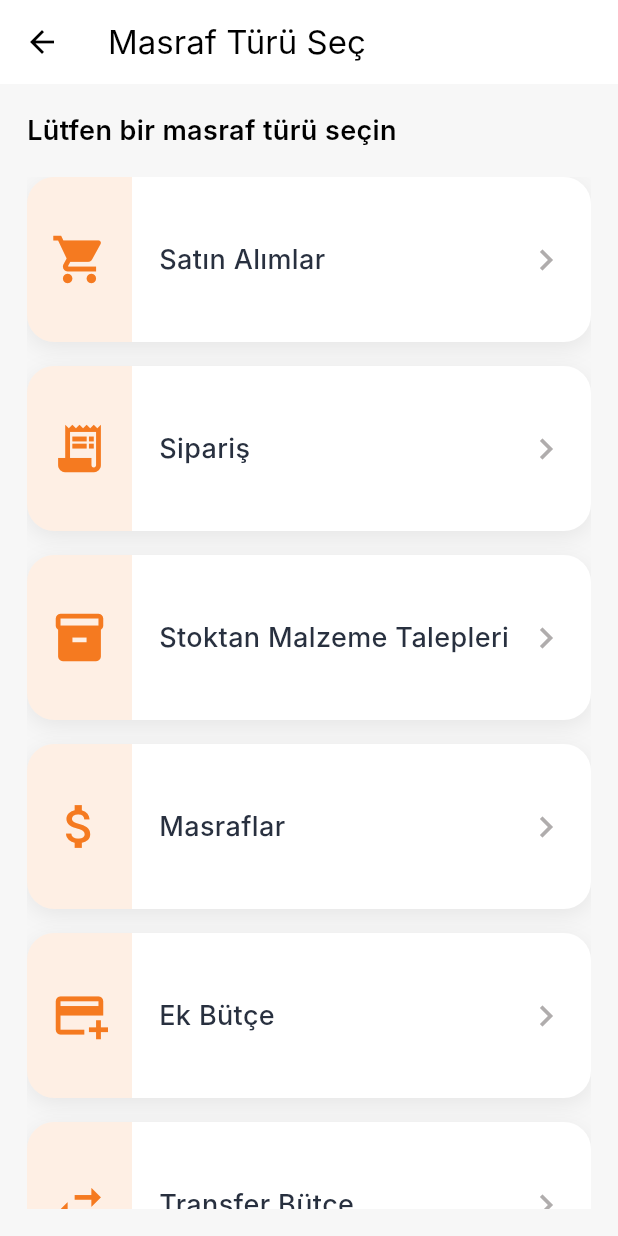
After one commit to aliiaycicek/GreenTech4Transformation, a Flutter app: the AddExpenseChoicePage screen opened directly, on a phone screen of 412 x 824 dp. The commit adds this screen. Run offline on Flutter 3.47's test engine with Material 3 defaults, Android fonts, the light colour scheme and no system bars; our stand-ins replace flutter_slidable, image_picker, shared_preferences; accounts and stored records are empty; Roboto replaces fonts that are missing (Inter).

Commit message:
add_expence_choice page added.

```diff
--- /dev/null
+++ b/Desktop/LivaControl_Mobile-GalipV2/lib/add_expenses/add_expense_choice.dart
@@ -0,0 +1,155 @@
+import 'package:flutter/material.dart';
+import 'add_expense1.dart';
+import 'add_expense2.dart';
+import 'add_expense3.dart';
+
+class AddExpenseChoicePage extends StatelessWidget {
+  AddExpenseChoicePage({super.key});
+
+  final List<_ExpenseType> expenseTypes = const [
+    _ExpenseType('Satın Alımlar', Icons.shopping_cart),
+    _ExpenseType('Sipariş', Icons.receipt_long),
+    _ExpenseType('Stoktan Malzeme Talepleri', Icons.inventory_2),
+    _ExpenseType('Masraflar', Icons.attach_money),
+    _ExpenseType('Ek Bütçe', Icons.add_card),
+    _ExpenseType('Transfer Bütçe', Icons.swap_horiz),
+    _ExpenseType('Avans ve Ödeme Talepleri', Icons.account_balance_wallet),
+  ];
+
+  void _startExpenseFlow(BuildContext context, String type) async {
+    final reportName = await Navigator.push<String>(
+      context,
+      MaterialPageRoute(builder: (_) => AddExpense1Page()),
+    );
+    if (reportName == null || reportName.isEmpty) return;
+    final firstExpense = await Navigator.push<Map<String, dynamic>>(
+      context,
+      MaterialPageRoute(
+        builder: (_) => AddExpense2Page(reportName: reportName),
+      ),
+    );
+    if (firstExpense != null) {
+      final report = await Navigator.push(
+        context,
+        MaterialPageRoute(
+          builder: (_) => AddExpense3Page(
+            reportName: reportName,
+            expenses: [firstExpense],
+            totalAmount: firstExpense['amount'] as double,
+          ),
+        ),
+      );
+      if (report != null) {
+        Navigator.pop(context, report);
+      }
+    }
+  }
+
+  @override
+  Widget build(BuildContext context) {
+    final size = MediaQuery.of(context).size;
+    final cardHeight = size.height * 0.13 < 110 ? 110.0 : size.height * 0.13;
+    final cardRadius = 18.0;
+    final cardColor = Colors.white;
+    final cardShadow = [
+      BoxShadow(
+        color: Colors.black.withOpacity(0.07),
+        blurRadius: 12,
+        offset: const Offset(0, 4),
+      ),
+    ];
+    return Scaffold(
+      appBar: AppBar(
+        title: const Text('Masraf Türü Seç'),
+        backgroundColor: Colors.white,
+        foregroundColor: Colors.black,
+        elevation: 0,
+      ),
+      backgroundColor: const Color(0xFFF7F7F7),
+      body: SafeArea(
+        child: Padding(
+          padding: const EdgeInsets.symmetric(horizontal: 18, vertical: 18),
+          child: Column(
+            crossAxisAlignment: CrossAxisAlignment.start,
+            children: [
+              const Text(
+                'Lütfen bir masraf türü seçin',
+                style: TextStyle(
+                  fontSize: 18,
+                  fontWeight: FontWeight.w600,
+                  color: Colors.black,
+                ),
+              ),
+              const SizedBox(height: 18),
+              Expanded(
+                child: ListView.separated(
+                  itemCount: expenseTypes.length,
+                  separatorBuilder: (_, __) => const SizedBox(height: 16),
+                  itemBuilder: (context, index) {
+                    final type = expenseTypes[index];
+                    return GestureDetector(
+                      onTap: () => _startExpenseFlow(context, type.title),
+                      child: Container(
+                        height: cardHeight,
+                        decoration: BoxDecoration(
+                          color: cardColor,
+                          borderRadius: BorderRadius.circular(cardRadius),
+                          boxShadow: cardShadow,
+                        ),
+                        child: Row(
+                          children: [
+                            Container(
+                              width: 70,
+                              height: cardHeight,
+                              decoration: BoxDecoration(
+                                color: const Color(
+                                  0xFFF57A20,
+                                ).withOpacity(0.12),
+                                borderRadius: BorderRadius.only(
+                                  topLeft: Radius.circular(cardRadius),
+                                  bottomLeft: Radius.circular(cardRadius),
+                                ),
+                              ),
+                              child: Icon(
+                                type.icon,
+                                size: 38,
+                                color: const Color(0xFFF57A20),
+                              ),
+                            ),
+                            const SizedBox(width: 18),
+                            Expanded(
+                              child: Text(
+                                type.title,
+                                style: const TextStyle(
+                                  fontSize: 18,
+                                  fontWeight: FontWeight.w500,
+                                  color: Color(0xFF28303F),
+                                ),
+                              ),
+                            ),
+                            const Icon(
+                              Icons.chevron_right,
+                              color: Color(0xFFB0ADAD),
+                              size: 28,
+                            ),
+                            const SizedBox(width: 16),
+                          ],
+                        ),
+                      ),
+                    );
+                  },
+                ),
+              ),
+            ],
+          ),
+        ),
+      ),
+    );
+  }
+}
+
+class _ExpenseType {
+  final String title;
+  final IconData icon;
+  const _ExpenseType(this.title, this.icon);
+}
--- a/Desktop/LivaControl_Mobile-GalipV2/lib/main.dart
+++ b/Desktop/LivaControl_Mobile-GalipV2/lib/main.dart
@@ -14,6 +14,7 @@ import 'services/auth_service.dart';
 import 'services/auth_api.dart';
 import 'config/app_config.dart';
 import 'Authentication/token_page.dart';
+import 'add_expenses/add_expense_choice.dart';
 
 void main() {
   runApp(const MyApp());
@@ -173,33 +174,14 @@ class _LivaAppState extends State<LivaApp> {
                     elevation: 6,
                     shape: const CircleBorder(),
                     onPressed: () async {
-                      final reportName = await Navigator.push<String>(
+                      final report = await Navigator.push(
                         context,
-                        MaterialPageRoute(builder: (_) => AddExpense1Page()),
+                        MaterialPageRoute(
+                          builder: (_) => AddExpenseChoicePage(),
+                        ),
                       );
-                      if (reportName == null || reportName.isEmpty) return;
-                      final firstExpense =
-                          await Navigator.push<Map<String, dynamic>>(
-                            context,
-                            MaterialPageRoute(
-                              builder: (_) =>
-                                  AddExpense2Page(reportName: reportName),
-                            ),
-                          );
-                      if (firstExpense != null) {
-                        final report = await Navigator.push<ExpenseReport>(
-                          context,
-                          MaterialPageRoute(
-                            builder: (_) => AddExpense3Page(
-                              reportName: reportName,
-                              expenses: [firstExpense],
-                              totalAmount: firstExpense['amount'] as double,
-                            ),
-                          ),
-                        );
-                        if (report != null) {
-                          addReport(report);
-                        }
+                      if (report != null) {
+                        addReport(report);
                       }
                     },
                     child: const Icon(Icons.add, size: 36, color: Colors.white),
```
